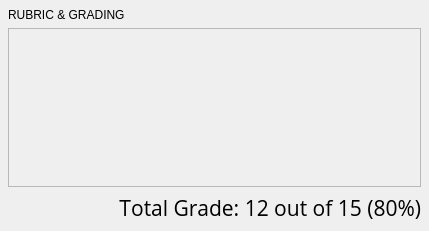
wassgha/TurboGrade, file TurboGrade/ui/gradeview.ui: the form before one commit.
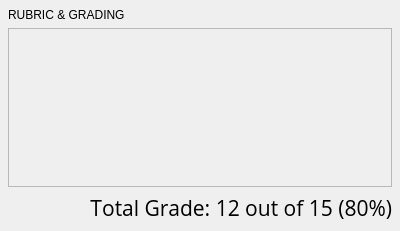
The form after the commit.

The edit to the form file:
```diff
--- a/TurboGrade/ui/gradeview.ui
+++ b/TurboGrade/ui/gradeview.ui
@@ -6,7 +6,7 @@
    <rect>
     <x>0</x>
     <y>0</y>
-    <width>429</width>
+    <width>400</width>
     <height>231</height>
    </rect>
   </property>
@@ -146,7 +146,7 @@
        <rect>
         <x>0</x>
         <y>0</y>
-        <width>413</width>
+        <width>384</width>
         <height>159</height>
        </rect>
       </property>
```
